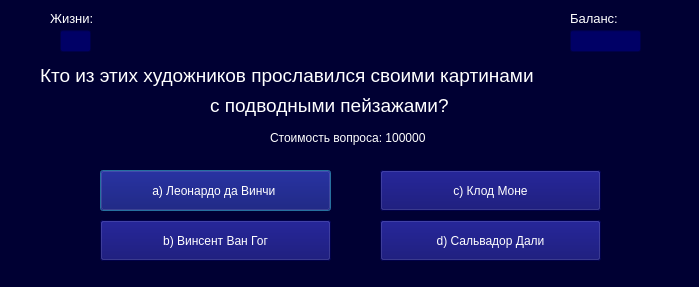
Old version of the form ui_ui_files/question_window6_ui.ui in the repository DelZeiT/How_to_become_a_millionaire.
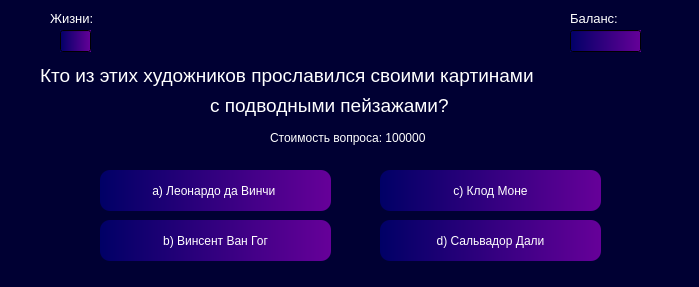
New version of the form.

Patch:
```diff
--- a/ui_ui_files/question_window6_ui.ui
+++ b/ui_ui_files/question_window6_ui.ui
@@ -62,7 +62,7 @@
     </rect>
    </property>
    <property name="styleSheet">
-    <string notr="true">background-color: #000066; color: white</string>
+    <string notr="true">background-color: qlineargradient(x1:1, y1:0, x2:0, y2:0, stop:0 #660099, stop:1 #000066); color: white</string>
    </property>
    <property name="text">
     <string/>
@@ -102,7 +102,7 @@
     </rect>
    </property>
    <property name="styleSheet">
-    <string notr="true">background-color: #000066; color: white</string>
+    <string notr="true">background-color: qlineargradient(x1:1, y1:0, x2:0, y2:0, stop:0 #660099, stop:1 #000066); color: white</string>
    </property>
    <property name="text">
     <string/>
@@ -176,7 +176,7 @@
     </rect>
    </property>
    <property name="styleSheet">
-    <string notr="true">background-color: #000066; color: white</string>
+    <string notr="true">background-color: qlineargradient(x1:1, y1:0, x2:0, y2:0, stop:0 #660099, stop:1 #000066); color: white; border-radius: 10px</string>
    </property>
    <property name="text">
     <string>a) Леонардо да Винчи </string>
@@ -192,7 +192,7 @@
     </rect>
    </property>
    <property name="styleSheet">
-    <string notr="true">background-color: #000066; color: white</string>
+    <string notr="true">background-color: qlineargradient(x1:1, y1:0, x2:0, y2:0, stop:0 #660099, stop:1 #000066); color: white; border-radius: 10px</string>
    </property>
    <property name="text">
     <string> b) Винсент Ван Гог </string>
@@ -208,7 +208,7 @@
     </rect>
    </property>
    <property name="styleSheet">
-    <string notr="true">background-color: #000066; color: white</string>
+    <string notr="true">background-color: qlineargradient(x1:1, y1:0, x2:0, y2:0, stop:0 #660099, stop:1 #000066); color: white; border-radius: 10px</string>
    </property>
    <property name="text">
     <string>c) Клод Моне</string>
@@ -224,7 +224,7 @@
     </rect>
    </property>
    <property name="styleSheet">
-    <string notr="true">background-color: #000066; color: white</string>
+    <string notr="true">background-color: qlineargradient(x1:1, y1:0, x2:0, y2:0, stop:0 #660099, stop:1 #000066); color: white; border-radius: 10px</string>
    </property>
    <property name="text">
     <string>d) Сальвадор Дали</string>
```
